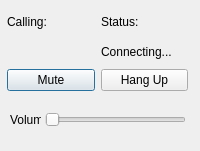
Jordan-Lin/Audio-Streaming-Service, file calldialogue.ui: the form before one commit.
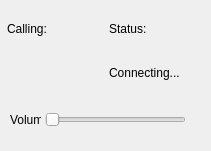
The form after the commit.

Patch:
```diff
--- a/calldialogue.ui
+++ b/calldialogue.ui
@@ -6,7 +6,7 @@
    <rect>
     <x>0</x>
     <y>0</y>
-    <width>200</width>
+    <width>211</width>
     <height>151</height>
    </rect>
   </property>
@@ -18,8 +18,8 @@
     <rect>
      <x>7</x>
      <y>10</y>
-     <width>181</width>
-     <height>81</height>
+     <width>197</width>
+     <height>82</height>
     </rect>
    </property>
    <layout class="QVBoxLayout" name="DialogueLayout">
@@ -64,22 +64,7 @@
      </layout>
     </item>
     <item>
-     <layout class="QHBoxLayout" name="Buttons">
-      <item>
-       <widget class="QPushButton" name="B_Mute">
-        <property name="text">
-         <string>Mute</string>
-        </property>
-       </widget>
-      </item>
-      <item>
-       <widget class="QPushButton" name="B_HangUp">
-        <property name="text">
-         <string>Hang Up</string>
-        </property>
-       </widget>
-      </item>
-     </layout>
+     <layout class="QHBoxLayout" name="Buttons"/>
     </item>
    </layout>
   </widget>
```
